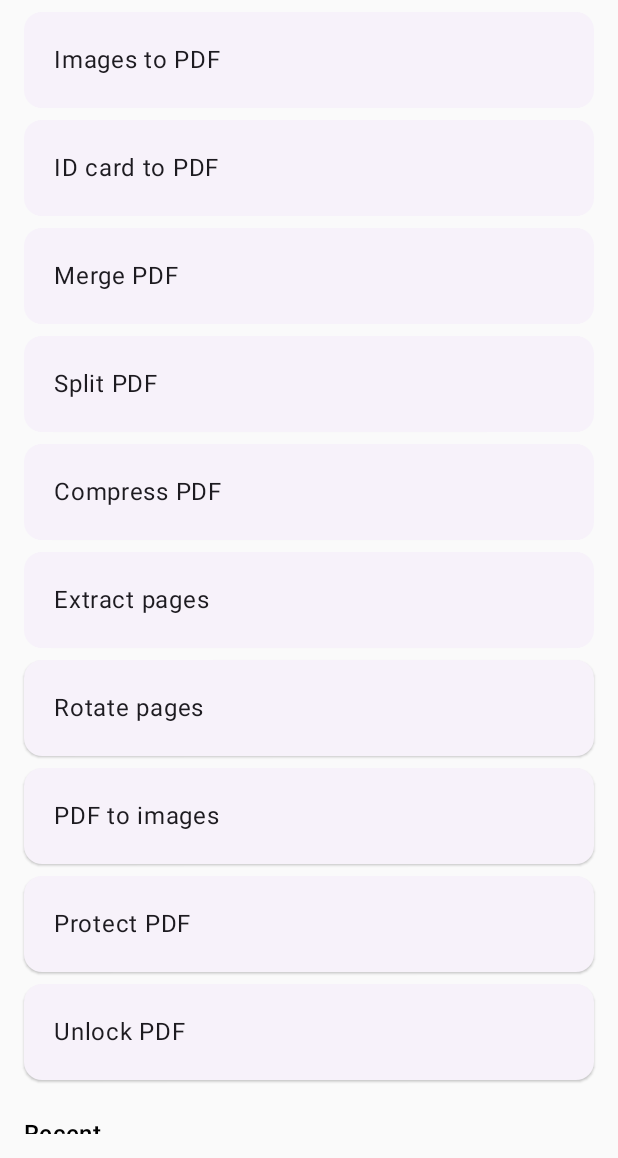
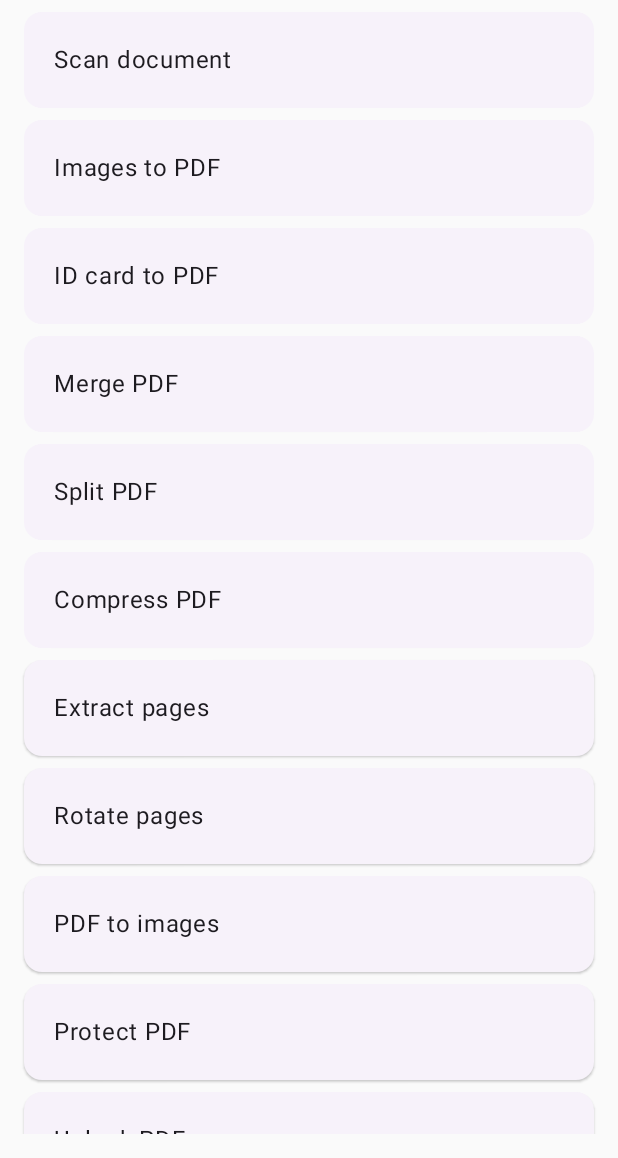
Before and after one commit to Oamprakash/PDFTools, an Android app built with Jetpack Compose: the screen it shows after launch (MainActivity), on a phone screen of 412 x 824 dp, the part 78-1236 px from its top. Run offline under Robolectric (Android 15) with nearby library versions, the phone set to English and light mode, and no system bars; our stand-ins replace Room's generated code; libraries missing offline, so code that uses them is left out: com.tom_roush.pdfbox; 1 statement that could not run was skipped.

Commit message:
Add Scan document tool (multi-page ML Kit scan, reorder, A4 PDF)
Co-Authored-By: Claude Opus 5.5 <noreply@anthropic.com>
Claude-Session: https://claude.ai/code/session_019ZtYpqRyQjdrH8kEYgz8Dv

```diff
--- a/app/src/main/java/com/oam/pdftools/ui/HomeScreen.kt
+++ b/app/src/main/java/com/oam/pdftools/ui/HomeScreen.kt
@@ -13,7 +13,7 @@ import androidx.lifecycle.compose.collectAsStateWithLifecycle
 import com.oam.pdftools.*
 import com.oam.pdftools.work.PdfWorker
 
-private val tools = listOf(PdfWorker.IMG, PdfWorker.ID_CARD, PdfWorker.MERGE, PdfWorker.SPLIT, PdfWorker.COMPRESS, PdfWorker.EXTRACT, PdfWorker.ROTATE, PdfWorker.TO_IMAGE, PdfWorker.PROTECT, PdfWorker.UNLOCK)
+private val tools = listOf(PdfWorker.SCAN, PdfWorker.IMG, PdfWorker.ID_CARD, PdfWorker.MERGE, PdfWorker.SPLIT, PdfWorker.COMPRESS, PdfWorker.EXTRACT, PdfWorker.ROTATE, PdfWorker.TO_IMAGE, PdfWorker.PROTECT, PdfWorker.UNLOCK)
 
 @Composable
 fun HomeScreen(open: (String) -> Unit) {
--- a/app/src/main/java/com/oam/pdftools/work/PdfWorker.kt
+++ b/app/src/main/java/com/oam/pdftools/work/PdfWorker.kt
@@ -23,7 +23,7 @@ class PdfWorker(ctx: Context, p: WorkerParameters) : CoroutineWorker(ctx, p) {
         fun single(block: () -> Unit) = block().let { listOf(out) }
         runCatching {
             val outs = when (op) {
-                IMG -> single { ops.imagesToPdf(ins, out) }
+                IMG, SCAN -> single { ops.imagesToPdf(ins, out) }
                 MERGE -> single { ops.merge(ins, out) }
                 COMPRESS -> single {
                     val kb = inputData.getInt(TARGET_KB, 0)
@@ -74,7 +74,7 @@ class PdfWorker(ctx: Context, p: WorkerParameters) : CoroutineWorker(ctx, p) {
         const val IMG = "Images to PDF"; const val MERGE = "Merge PDF"; const val SPLIT = "Split PDF"; const val COMPRESS = "Compress PDF"
         const val TO_IMAGE = "PDF to images"; const val DPI = "dpi"; const val PNG = "png"; const val MIME = "mime"
         const val PROTECT = "Protect PDF"; const val UNLOCK = "Unlock PDF"; const val PW_KEY = "pwKey"
-        const val ID_CARD = "ID card to PDF"
+        const val ID_CARD = "ID card to PDF"; const val SCAN = "Scan document"
         const val EXTRACT = "Extract pages"; const val ROTATE = "Rotate pages"
         const val PAGES = "pages"; const val DEGS = "degs"; const val RANGES = "ranges"
 
```
Also changed, not shown: app/src/main/java/com/oam/pdftools/ui/ToolScreen.kt (+8 -2 lines).
